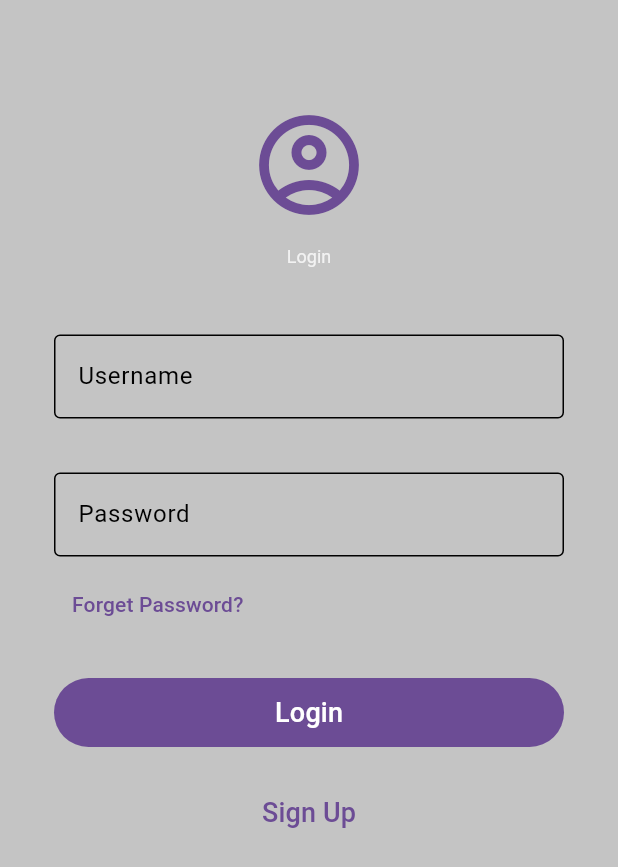
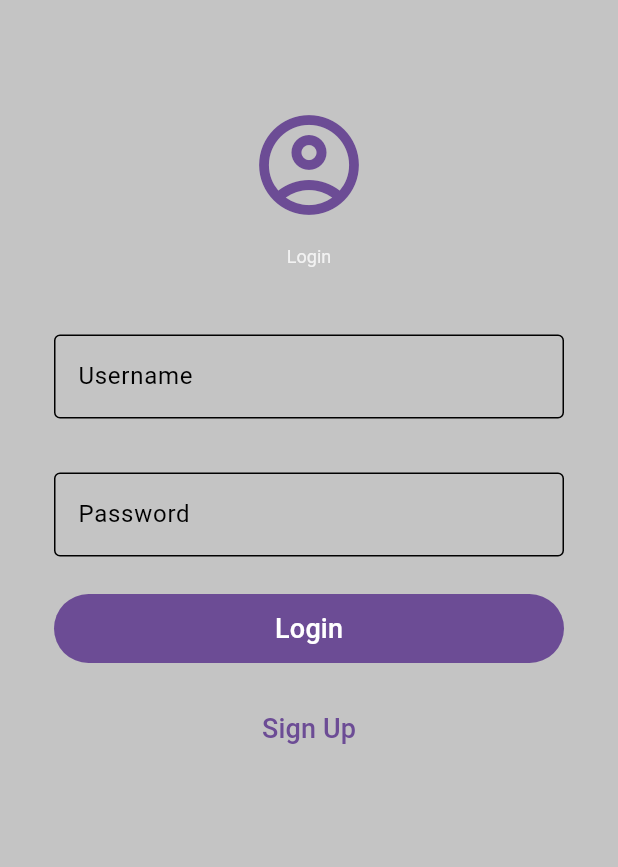
Before and after one commit to huangwc94/info-6350-final-project, a Flutter app: the screen it shows after launch, on a phone screen of 412 x 824 dp. Shown: the top 867 px of the screen. Run offline on Flutter 3.47's test engine with Material 3 defaults, Android fonts, the light colour scheme and no system bars; our stand-ins replace fl_chart, flutter_secure_storage; Roboto replaces fonts that are missing (Nato Sans).

```diff
--- a/lib/services/service.dart
+++ b/lib/services/service.dart
@@ -4,7 +4,7 @@ import 'package:flutter_secure_storage/flutter_secure_storage.dart';
 
 class ApiService {
   final String _baseUrl =
-      'http://localhost:3000'; // Replace with your backend URL
+      'http://localhost:3000';
   final FlutterSecureStorage _storage = const FlutterSecureStorage();
   String? _token;
   // Private constructor
@@ -76,13 +76,6 @@ class ApiService {
     } else {
       throw Exception('Failed to login: ${response.body}');
     }
-  }
-
-  Future<void> resetPassword(String? username) async {
-    // Check if user exists
-
-    // change password
-
   }
 
   // Fetch user information
--- a/lib/src/screens/login_screen/components/body.dart
+++ b/lib/src/screens/login_screen/components/body.dart
@@ -1,6 +1,5 @@
 import 'package:flutter/material.dart';
 import '../../../../services/service.dart';
-import 'forget_password_screen.dart';
 
 class Body extends StatefulWidget {
   const Body({Key? key}) : super(key: key);
@@ -112,27 +111,6 @@ class _BodyState extends State<Body> {
                 ),
               ),
             ),
-            const SizedBox(height: 8),
-            Row(
-              mainAxisAlignment: MainAxisAlignment.spaceBetween,
-              children: [
-                TextButton(
-                  child: const Text(
-                    'Forget Password?',
-                    style: TextStyle(
-                      color: Color.fromARGB(255, 108, 76, 149),
-                    ),
-                  ),
-                  onPressed: () {
-                    Navigator.push(
-                          context,
-                          MaterialPageRoute(
-                              builder: (context) => ForgetPasswordScreen()),
-                        );
-                  },
-                ),
-              ],
-            ),
             const SizedBox(height: 24),
             if (_isLoading)
               const Center(child: CircularProgressIndicator())
```
Also changed, not shown: lib/src/screens/my_profile_screen/components/body.dart (+22 -21 lines), lib/src/screens/signup_screen/components/body.dart (+10 -4 lines).
